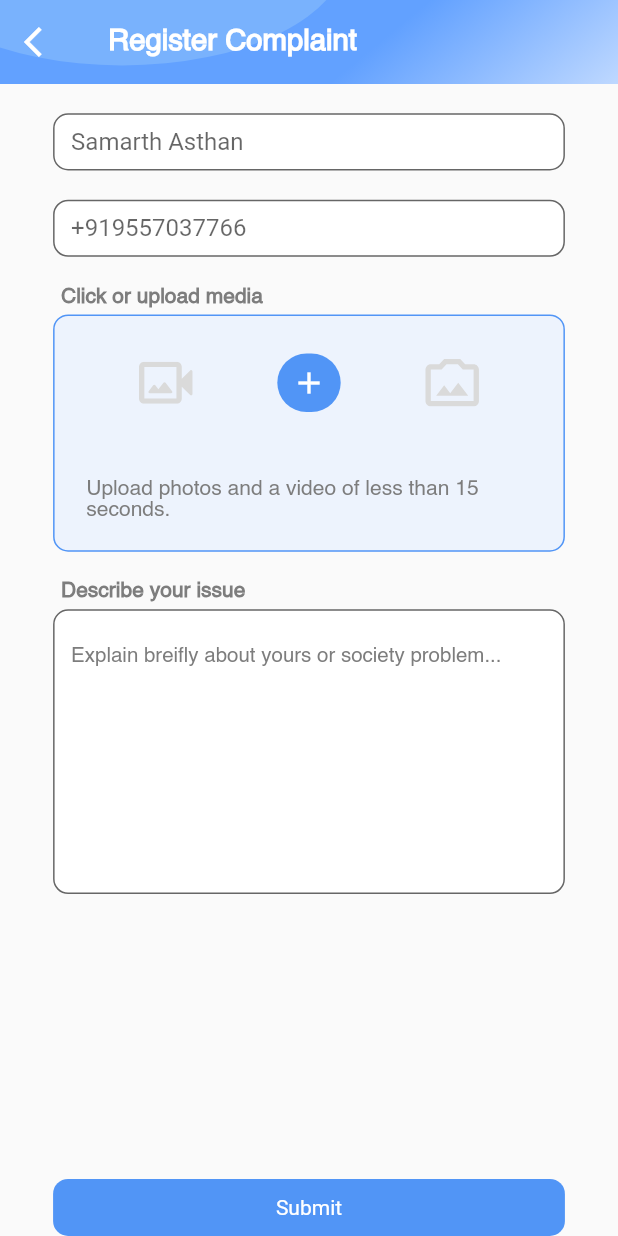
After one commit to samarthasthan/public_issue_app, a Flutter app: the NewComplaintScreen screen opened directly, on a phone screen of 412 x 824 dp. The commit adds this screen. Run offline on Flutter 3.47's test engine with Material 2 defaults, Android fonts, the phone set to English and light mode, and no system bars; our stand-ins replace flutter_screenutil, flutter_svg; network calls fail.

Commit message:
add complaint added

```diff
--- a/app/lib/constants.dart
+++ b/app/lib/constants.dart
@@ -9,6 +9,7 @@ const appBarColor = Colors.white;
 const primaryColor = Color(0xff5195F6);
 const lightPrimaryColor = Color(0xffE1EDFF);
 const greyColor = Color(0xffB6B6B6);
+const darkgreyColor = Color.fromARGB(255, 125, 125, 125);
 const backgroundColor = Colors.white;
 const whiteColor = Colors.white;
 const blackColor = Colors.black;
--- /dev/null
+++ b/app/lib/views/newComplaint.dart
@@ -0,0 +1,154 @@
+import 'package:app/constants.dart';
+
+import 'package:app/views/widgets/buttons/basicButton.dart';
+import 'package:app/views/widgets/textfields/basicTextField.dart';
+import 'package:app/views/widgets/texts/heading.dart';
+import 'package:app/views/widgets/texts/paragraph.dart';
+import 'package:flutter/material.dart';
+import 'package:flutter_screenutil/flutter_screenutil.dart';
+import 'package:flutter_svg/flutter_svg.dart';
+
+class NewComplaintScreen extends StatelessWidget {
+  const NewComplaintScreen({super.key});
+
+  @override
+  Widget build(BuildContext context) {
+    return Scaffold(
+      appBar: AppBar(
+        leading: const Icon(Icons.arrow_back_ios),
+        centerTitle: false,
+        elevation: 0,
+        title: Heading(
+            text: 'Register Complaint',
+            textColor: whiteColor,
+            isCenterAlign: true,
+            isBold: true),
+        flexibleSpace: SvgPicture.asset(
+          'assets/smallAppBarBackground.svg',
+          fit: BoxFit.cover,
+        ),
+        backgroundColor: Colors.transparent,
+      ),
+      body: Center(
+        child: Container(
+          width: utilsWidth,
+          child: Column(
+            crossAxisAlignment: CrossAxisAlignment.start,
+            children: [
+              SizedBox(
+                height: paddingHeight,
+              ),
+              BasicTextField(hintText: "Samarth Asthan"),
+              SizedBox(
+                height: paddingHeight,
+              ),
+              BasicTextField(hintText: "+919557037766"),
+              SizedBox(height: paddingHeight),
+              Padding(
+                padding: EdgeInsets.symmetric(horizontal: 5.w),
+                child: Paragraph(
+                    text: "Click or upload media",
+                    textColor: darkgreyColor,
+                    isCenterAlign: false,
+                    isBold: true),
+              ),
+              SizedBox(
+                height: paddingHeight / 4,
+              ),
+              Container(
+                height: 162.h,
+                decoration: BoxDecoration(
+                    borderRadius: BorderRadius.circular(10.0),
+                    border: Border.all(color: primaryColor, width: 1),
+                    color: lightPrimaryColor.withOpacity(.5)),
+                child: Center(
+                  child: Column(
+                    mainAxisAlignment: MainAxisAlignment.center,
+                    children: [
+                      const Spacer(),
+                      Row(
+                        mainAxisAlignment: MainAxisAlignment.spaceEvenly,
+                        children: [
+                          SvgPicture.asset('assets/icons/media_video.svg'),
+                          Container(
+                            height: 40.h,
+                            width: 40.w,
+                            decoration: BoxDecoration(
+                                color: primaryColor,
+                                borderRadius: BorderRadius.circular(100)),
+                            child: const Icon(
+                              Icons.add,
+                              color: whiteColor,
+                            ),
+                          ),
+                          SvgPicture.asset('assets/icons/media_image.svg'),
+                        ],
+                      ),
+                      const Spacer(),
+                      Padding(
+                        padding: EdgeInsets.symmetric(
+                            horizontal: paddingWidth, vertical: paddingHeight),
+                        child: Paragraph(
+                            text:
+                                'Upload photos and a video of less than 15 seconds.',
+                            textColor: darkgreyColor,
+                            isCenterAlign: false,
+                            isBold: false),
+                      )
+                    ],
+                  ),
+                ),
+              ),
+              SizedBox(
+                height: paddingHeight,
+              ),
+              Padding(
+                padding: EdgeInsets.symmetric(horizontal: 5.w),
+                child: Paragraph(
+                    text: "Describe your issue",
+                    textColor: darkgreyColor,
+                    isCenterAlign: false,
+                    isBold: true),
+              ),
+              SizedBox(
+                height: paddingHeight / 4,
+              ),
+              Expanded(
+                child: TextField(
+                  maxLines: null,
+                  expands: true,
+                  textAlignVertical: TextAlignVertical.top,
+                  cursorColor: primaryColor,
+                  decoration: InputDecoration(
+                    isDense: true,
+                    hintStyle: TextStyle(
+                        color: darkgreyColor,
+                        fontSize: 14.sp,
+                        fontFamily: 'Helvetica',
+                        fontWeight: FontWeight.normal),
+                    hintText:
+                        "Explain breifly about yours or society problem...",
+                    focusedBorder: OutlineInputBorder(
+                      borderSide: const BorderSide(
+                          width: 1, color: greyColor), //<-- SEE HERE
+                      borderRadius: BorderRadius.circular(10.0),
+                    ),
+                    border: OutlineInputBorder(
+                      borderSide: const BorderSide(
+                        width: 1,
+                        color: greyColor,
+                      ), //<-- SEE HERE
+                      borderRadius: BorderRadius.circular(10.0),
+                    ),
+                  ),
+                ),
+              ),
+              Spacer(),
+              SafeArea(child: BasicButton(buttonText: "Submit"))
+            ],
+          ),
+        ),
+      ),
+    );
+  }
+}
```
Also changed, not shown: app/assets/icons/media_image.svg (added), app/assets/icons/media_video.svg (added), 1 other file.
